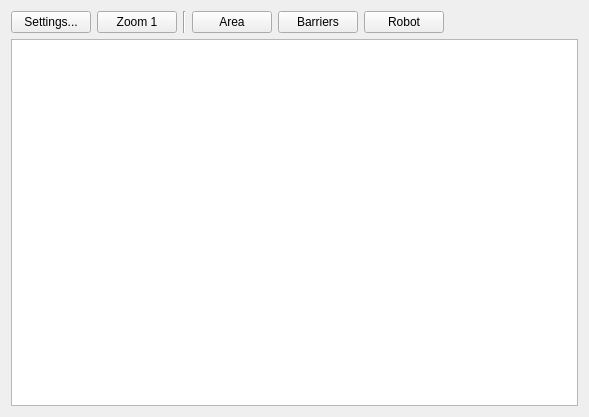
Qt form src/rqt_big_brother_screen/big_brother_screen.ui (IvanFeofanov/rqt_big_brother_screen) before a commit.
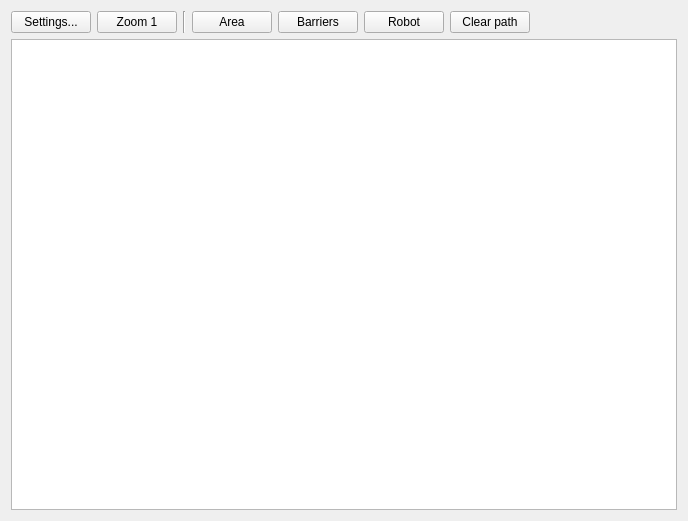
The same form after that commit.

Commit message: Added display of path traveled

```diff
--- a/src/rqt_big_brother_screen/big_brother_screen.ui
+++ b/src/rqt_big_brother_screen/big_brother_screen.ui
@@ -6,8 +6,8 @@
    <rect>
     <x>0</x>
     <y>0</y>
-    <width>589</width>
-    <height>417</height>
+    <width>688</width>
+    <height>521</height>
    </rect>
   </property>
   <property name="windowTitle">
@@ -64,6 +64,13 @@
        </property>
       </widget>
      </item>
+     <item>
+      <widget class="QPushButton" name="pushButtonClearPath">
+       <property name="text">
+        <string>Clear path</string>
+       </property>
+      </widget>
+     </item>
      <item>
       <spacer name="horizontalSpacer">
        <property name="orientation">
```
The commit also changes 5 other files.
